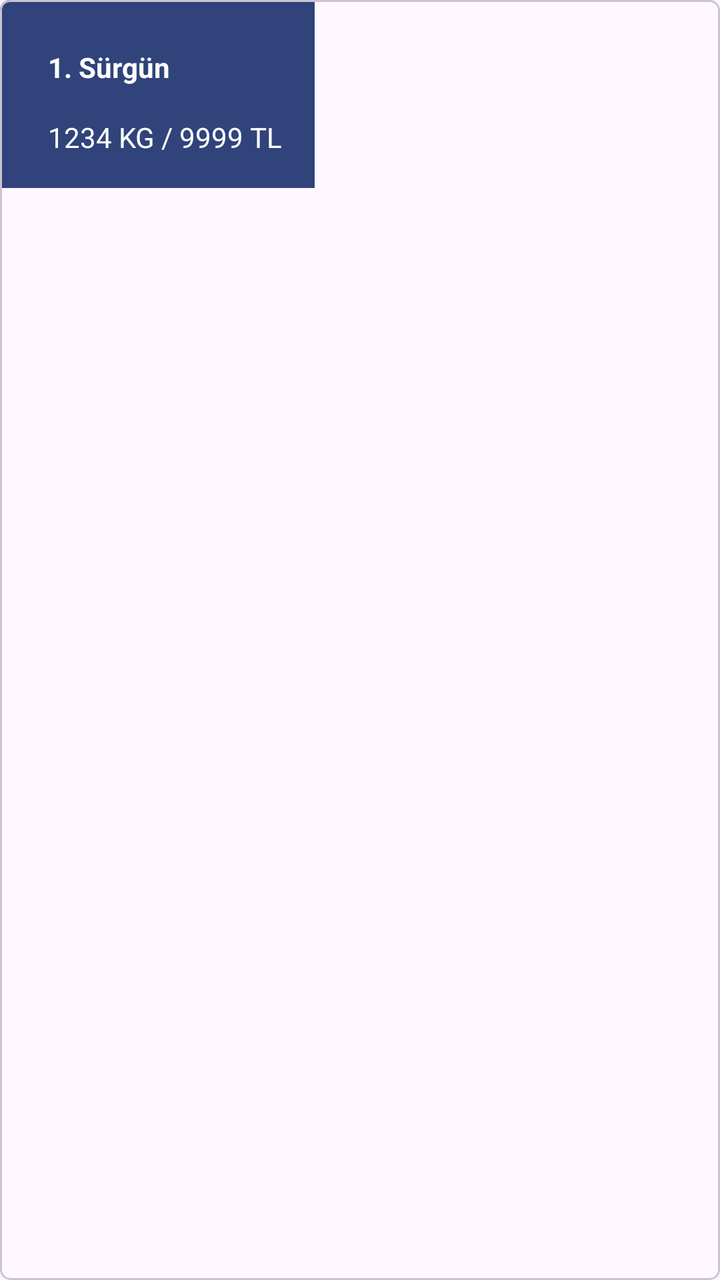
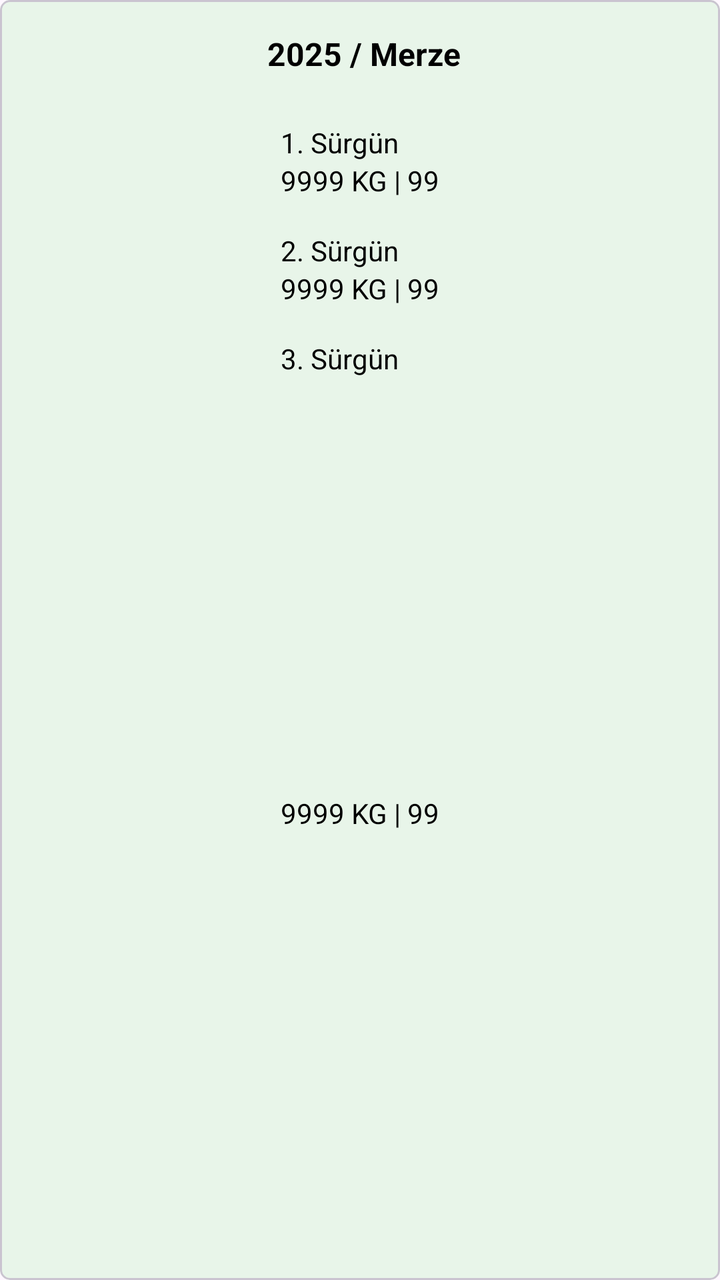

Screens rendered from an Android XML layout before and after an edit, with the pre-edit source and the edit as a unified diff.
<!-- AndroidManifest.xml: application theme Theme.DesignExample -->
<!-- res/layout/recycler_view_card.xml -->
<?xml version="1.0" encoding="utf-8"?>
<com.google.android.material.card.MaterialCardView xmlns:android="http://schemas.android.com/apk/res/android"
    xmlns:app="http://schemas.android.com/apk/res-auto"
    xmlns:tools="http://schemas.android.com/tools"
    android:id="@+id/BahceRecyclerViewCardView"
    android:layout_width="wrap_content"
    android:layout_height="wrap_content"
    android:layout_margin="10dp"
    android:elevation="6dp"
    app:cardCornerRadius="5dp">

    <androidx.constraintlayout.widget.ConstraintLayout
        android:id="@+id/BahceConstraitLayout"
        android:layout_width="wrap_content"
        android:layout_height="wrap_content"
        android:background="#30437A">

        <TextView
            android:id="@+id/asdasdasd"
            android:layout_width="wrap_content"
            android:layout_height="wrap_content"
            android:layout_marginStart="24dp"
            android:layout_marginTop="24dp"
            android:text="1. Sürgün"
            android:textColor="@color/white"
            android:textStyle="bold"
            app:layout_constraintStart_toStartOf="parent"
            app:layout_constraintTop_toTopOf="parent" />

        <TextView
            android:id="@+id/RaporRecyclerViewTextView"
            android:layout_width="wrap_content"
            android:layout_height="wrap_content"
            android:layout_marginTop="16dp"
            android:layout_marginEnd="16dp"
            android:layout_marginBottom="16dp"
            android:text="1234 KG / 9999 TL"
            android:textColor="@color/white"
            app:layout_constraintBottom_toBottomOf="parent"
            app:layout_constraintEnd_toEndOf="parent"
            app:layout_constraintStart_toStartOf="@+id/asdasdasd"
            app:layout_constraintTop_toBottomOf="@+id/asdasdasd" />


    </androidx.constraintlayout.widget.ConstraintLayout>


</com.google.android.material.card.MaterialCardView>
<!-- resources referenced by this layout -->
<resources>
  <color name="white">#FFFFFFFF</color>
  <style name="Theme.DesignExample" parent="Base.Theme.DesignExample" />
  <style name="Base.Theme.DesignExample" parent="Theme.Material3.DayNight.NoActionBar">
          
          
          <item name="android:statusBarColor">@color/black</item>
      </style>
  <color name="black">#FF000000</color>
</resources>

<!-- the commit's change to res/layout/recycler_view_card.xml (unified diff, before → after) -->
@@ -3,7 +3,7 @@
     xmlns:app="http://schemas.android.com/apk/res-auto"
     xmlns:tools="http://schemas.android.com/tools"
     android:id="@+id/BahceRecyclerViewCardView"
-    android:layout_width="wrap_content"
+    android:layout_width="match_parent"
     android:layout_height="wrap_content"
     android:layout_margin="10dp"
     android:elevation="6dp"
@@ -11,35 +11,93 @@
 
     <androidx.constraintlayout.widget.ConstraintLayout
         android:id="@+id/BahceConstraitLayout"
-        android:layout_width="wrap_content"
-        android:layout_height="wrap_content"
-        android:background="#30437A">
+        android:layout_width="match_parent"
+        android:layout_height="match_parent"
+        android:background="#E8F5E9">
 
         <TextView
-            android:id="@+id/asdasdasd"
+            android:id="@+id/RecyclerViewBaslik"
             android:layout_width="wrap_content"
             android:layout_height="wrap_content"
-            android:layout_marginStart="24dp"
-            android:layout_marginTop="24dp"
-            android:text="1. Sürgün"
-            android:textColor="@color/white"
+            android:layout_marginTop="16dp"
+            android:textSize="16sp"
+            android:text=" 2025 / Merze"
+            android:textColor="@color/black"
             android:textStyle="bold"
+            app:layout_constraintEnd_toEndOf="parent"
+            app:layout_constraintHorizontal_bias="0.5"
             app:layout_constraintStart_toStartOf="parent"
             app:layout_constraintTop_toTopOf="parent" />
 
         <TextView
-            android:id="@+id/RaporRecyclerViewTextView"
+            android:id="@+id/Surgun1"
+            android:layout_width="wrap_content"
+            android:layout_height="wrap_content"
+            android:layout_marginTop="24dp"
+            android:textSize="14sp"
+            android:text="1. Sürgün"
+            android:textColor="@color/black"
+            app:layout_constraintStart_toStartOf="@+id/Surgun1Rapor"
+            app:layout_constraintTop_toBottomOf="@+id/RecyclerViewBaslik" />
+
+        <TextView
+            android:id="@+id/Surgun1Rapor"
+            android:layout_width="wrap_content"
+            android:layout_height="wrap_content"
+            android:text="9999 KG | 99"
+            android:textSize="14sp"
+            android:textColor="@color/black"
+            app:layout_constraintEnd_toEndOf="parent"
+            app:layout_constraintHorizontal_bias="0.5"
+            app:layout_constraintStart_toStartOf="parent"
+            app:layout_constraintTop_toBottomOf="@+id/Surgun1" />
+
+        <TextView
+            android:id="@+id/Surgun2"
             android:layout_width="wrap_content"
             android:layout_height="wrap_content"
             android:layout_marginTop="16dp"
-            android:layout_marginEnd="16dp"
+            android:textSize="14sp"
+            android:text="2. Sürgün"
+            android:textColor="@color/black"
+            app:layout_constraintStart_toStartOf="@+id/Surgun2Rapor"
+            app:layout_constraintTop_toBottomOf="@+id/Surgun1Rapor" />
+
+        <TextView
+            android:id="@+id/Surgun2Rapor"
+            android:layout_width="wrap_content"
+            android:layout_height="wrap_content"
+            android:text="9999 KG | 99"
+            android:textColor="@color/black"
+            app:layout_constraintEnd_toEndOf="parent"
+            app:layout_constraintHorizontal_bias="0.5"
+            app:layout_constraintStart_toStartOf="parent"
+            app:layout_constraintTop_toBottomOf="@+id/Surgun2" />
+
+        <TextView
+            android:id="@+id/Surgun3"
+            android:layout_width="wrap_content"
+            android:layout_height="wrap_content"
+            android:layout_marginTop="16dp"
+            android:textSize="14sp"
+            android:text="3. Sürgün"
+            android:textColor="@color/black"
+            app:layout_constraintStart_toStartOf="@+id/Surgun3Rapor"
+            app:layout_constraintTop_toBottomOf="@+id/Surgun2Rapor" />
+
+        <TextView
+            android:id="@+id/Surgun3Rapor"
+            android:layout_width="wrap_content"
+            android:layout_height="wrap_content"
             android:layout_marginBottom="16dp"
-            android:text="1234 KG / 9999 TL"
-            android:textColor="@color/white"
+            android:text="9999 KG | 99"
+            android:textColor="@color/black"
+            android:textSize="14sp"
             app:layout_constraintBottom_toBottomOf="parent"
             app:layout_constraintEnd_toEndOf="parent"
-            app:layout_constraintStart_toStartOf="@+id/asdasdasd"
-            app:layout_constraintTop_toBottomOf="@+id/asdasdasd" />
+            app:layout_constraintHorizontal_bias="0.5"
+            app:layout_constraintStart_toStartOf="parent"
+            app:layout_constraintTop_toBottomOf="@+id/Surgun3" />
 
 
     </androidx.constraintlayout.widget.ConstraintLayout>
<!-- resource entries referenced after the edit -->
@@ -1,6 +1,5 @@
 <!-- resources referenced by this layout -->
 <resources>
-  <color name="white">#FFFFFFFF</color>
   <style name="Theme.DesignExample" parent="Base.Theme.DesignExample" />
   <style name="Base.Theme.DesignExample" parent="Theme.Material3.DayNight.NoActionBar">
           
